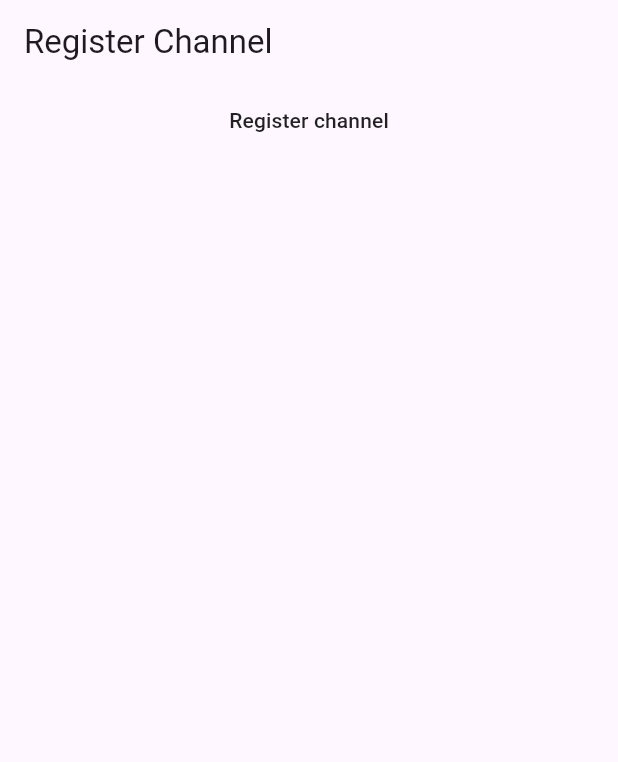
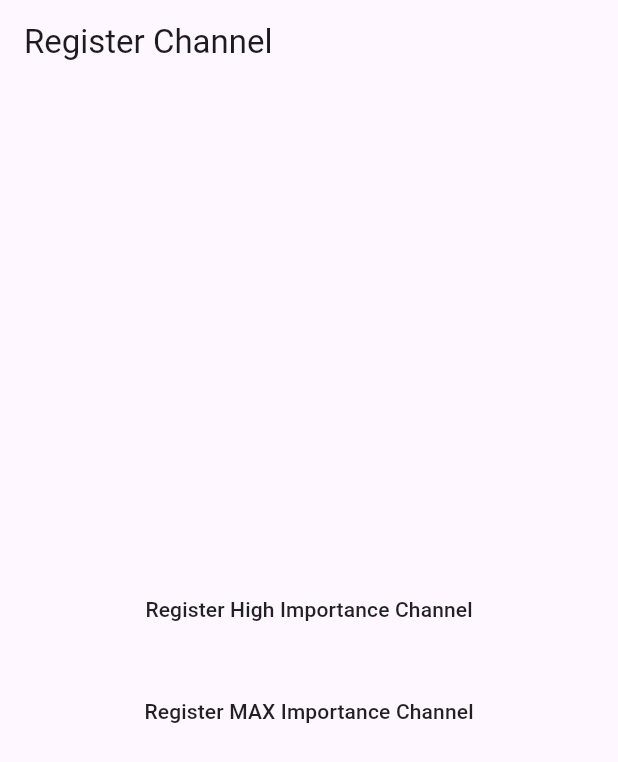
Before and after one commit to caseyryan/flutter_notification_channel, a Flutter app: the screen it shows after launch, on a phone screen of 412 x 824 dp. Shown: the top 762 px of the screen. Run offline on Flutter 3.47's test engine with Material 3 defaults, Android fonts, the phone set to English and light mode, and no system bars; our stand-ins replace plugin_platform_interface.

Commit message:
fix: add max notification importance

```diff
--- a/example/lib/main.dart
+++ b/example/lib/main.dart
@@ -28,20 +28,39 @@ class _MyAppState extends State<MyApp> {
         ),
         body: Center(
           child: Column(
+            mainAxisAlignment: MainAxisAlignment.center,
             children: [
               MaterialButton(
                 onPressed: () async {
-                  debugPrint('start registering');
+                  debugPrint('start registering high importance');
                   var result = await FlutterNotificationChannel()
                       .registerNotificationChannel(
-                    description: 'My test channel',
-                    id: 'com.softmaestri.testchannel',
+                    description: 'My test channel with high importance',
+                    id: 'com.softmaestri.testchannel.high',
                     importance: NotificationImportance.IMPORTANCE_HIGH,
-                    name: 'Flutter channel test name',
+                    name: 'Flutter channel test (High)',
                   );
                   debugPrint('Result: $result');
                 },
-                child: const Text('Register channel'),
+                child: const Text('Register High Importance Channel'),
+              ),
+              const SizedBox(height: 20),
+              MaterialButton(
+                onPressed: () async {
+                  debugPrint('start registering max importance');
+                  var result = await FlutterNotificationChannel()
+                      .registerNotificationChannel(
+                    description: 'Critical notifications with maximum importance',
+                    id: 'com.softmaestri.testchannel.max',
+                    importance: NotificationImportance.IMPORTANCE_MAX,
+                    name: 'Flutter channel test (MAX)',
+                    enableSound: true,
+                    enableVibration: true,
+                    allowBubbles: true,
+                  );
+                  debugPrint('Result: $result');
+                },
+                child: const Text('Register MAX Importance Channel'),
               )
             ],
           ),
--- a/lib/notification_importance.dart
+++ b/lib/notification_importance.dart
@@ -17,4 +17,12 @@ class NotificationImportance {
   * intents.
   */
   static const int IMPORTANCE_HIGH = 4;
+
+  /*
+  * Maximum notification importance: shows everywhere, makes noise, peeks, may use full screen
+  * intents, and is generally more interruptive than IMPORTANCE_HIGH. This is the highest
+  * importance level for notifications and should be used sparingly for the most critical
+  * notifications only.
+  */
+  static const int IMPORTANCE_MAX = 5;
 }
```
Also changed, not shown: example/pubspec.lock, pubspec.lock, 2 other files.
